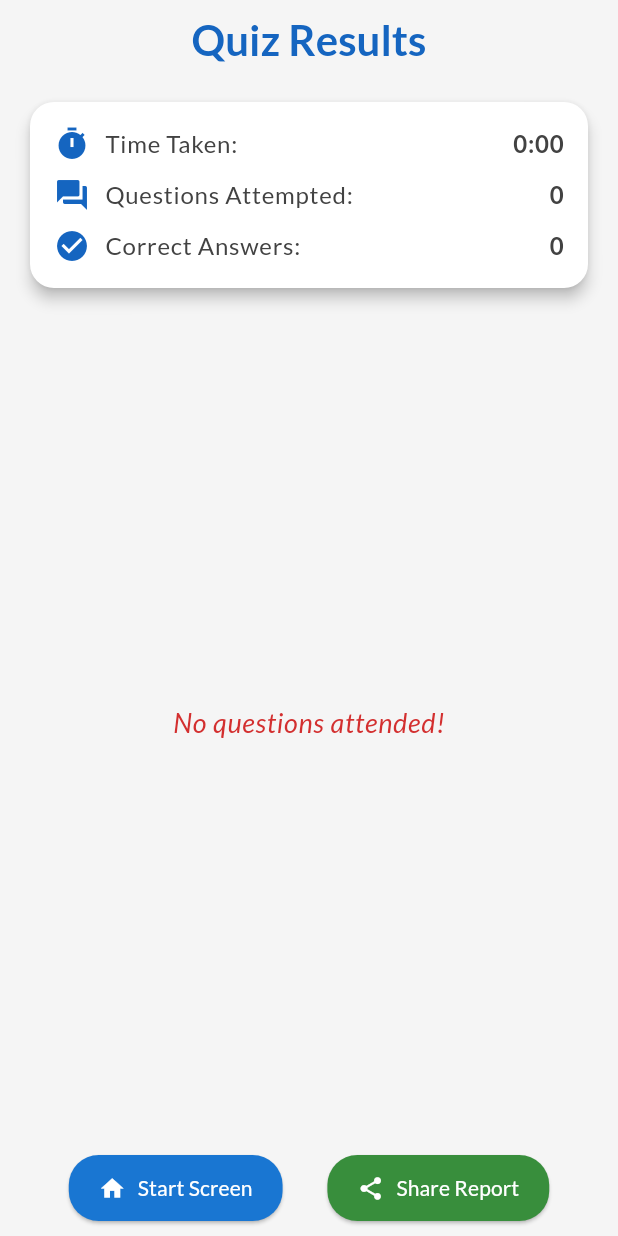
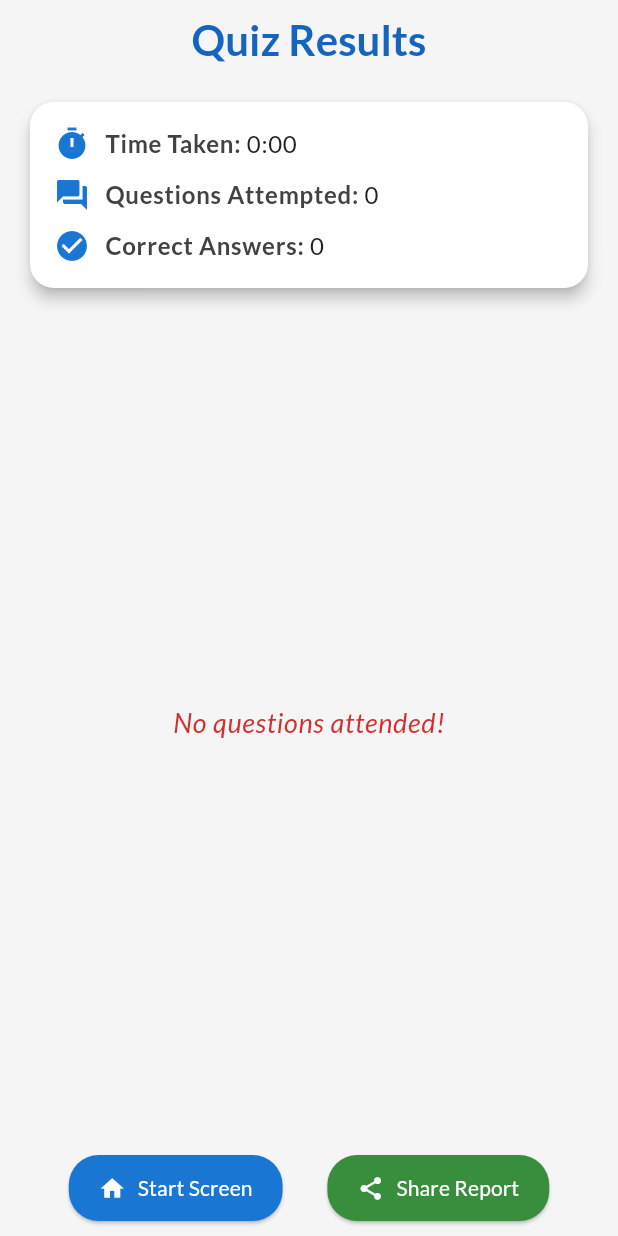
Before and after one commit to nzcv/QuickMath_Kids, a Flutter app: the ResultScreen screen opened directly with empty values, on a phone screen of 412 x 824 dp. Run offline on Flutter 3.47's test engine with Material 3 defaults, Android fonts, the phone set to English and light mode, and no system bars; our stand-ins replace confetti, flutter_riverpod, flutter_tts, google_fonts, pdf, share_plus.

Commit message:
some refactoring

```diff
--- a/lib/main.dart
+++ b/lib/main.dart
@@ -103,7 +103,7 @@ class _MyAppState extends State<MyApp> {
                         _selectedRange,
                       )
                     : ResultScreen(answeredQuestions, answeredCorrectly,
-                        totalTimeInSeconds, switchToStartScreen, _isDarkMode);
+                        totalTimeInSeconds, switchToStartScreen);
           },
         ),
       ),
--- a/lib/screens/result_screen/result_row.dart
+++ b/lib/screens/result_screen/result_row.dart
@@ -5,38 +5,32 @@ class ResultRowWidget extends StatelessWidget {
   final String label;
   final String value;
   final ThemeData theme;
-  final bool isDarkMode;
 
   const ResultRowWidget({
     required this.icon,
     required this.label,
     required this.value,
     required this.theme,
-    required this.isDarkMode,
-    super.key,
-  });
+    Key? key,
+  }) : super(key: key);
 
   @override
   Widget build(BuildContext context) {
     return Row(
       children: [
-        Icon(
-          icon,
-          color: isDarkMode ? Colors.blue[200] : Colors.blue[800],
-        ),
+        Icon(icon, color: Colors.blue[700]), // Darker blue for icons
         const SizedBox(width: 10),
         Text(
-          label,
+          '$label ',
           style: theme.textTheme.bodyLarge?.copyWith(
-            color: isDarkMode ? Colors.grey[200] : Colors.grey[800],
+            color: Colors.grey[800], // Dark gray for labels
+            fontWeight: FontWeight.w600,
           ),
         ),
-        const Spacer(),
         Text(
           value,
           style: theme.textTheme.bodyLarge?.copyWith(
-            color: isDarkMode ? Colors.grey[200] : Colors.grey[800],
-            fontWeight: FontWeight.bold,
+            color: Colors.grey[900], // Nearly black for values
           ),
         ),
       ],
--- a/lib/screens/result_screen/result_screen.dart
+++ b/lib/screens/result_screen/result_screen.dart
@@ -1,5 +1,5 @@
 import 'package:flutter/material.dart';
-import 'package:QuickMath_Kids/screens/result_screen/result_row.dart';
+import 'package:QuickMath_Kids/screens/result_screen/result_row.dart'; // Import the new file
 import 'package:QuickMath_Kids/screens/result_screen/pdf_sharing.dart';
 import 'package:share_plus/share_plus.dart';
 
@@ -8,10 +8,9 @@ class ResultScreen extends StatefulWidget {
   final List<bool> answeredCorrectly;
   final int totalTime;
   final Function switchToStartScreen;
-  final bool isDarkMode;
 
   const ResultScreen(this.answeredQuestions, this.answeredCorrectly,
-      this.totalTime, this.switchToStartScreen, this.isDarkMode,
+      this.totalTime, this.switchToStartScreen,
       {super.key});
 
   @override
@@ -62,7 +61,7 @@ class _ResultScreenState extends State<ResultScreen>
         ScaffoldMessenger.of(context).showSnackBar(
           SnackBar(
             content: Text('Error sharing PDF: ${e.toString()}'),
-            backgroundColor: Colors.red.shade700,
+            backgroundColor: Colors.red.shade700, // Darker red for better contrast
           ),
         );
       }
@@ -72,8 +71,6 @@ class _ResultScreenState extends State<ResultScreen>
   @override
   Widget build(BuildContext context) {
     final theme = Theme.of(context);
-    final isDarkMode = theme.brightness == Brightness.dark;
-
     int minutes = widget.totalTime ~/ 60;
     int seconds = widget.totalTime % 60;
 
@@ -81,7 +78,7 @@ class _ResultScreenState extends State<ResultScreen>
         widget.answeredCorrectly.where((correct) => correct).length;
 
     return Scaffold(
-      backgroundColor: isDarkMode ? Colors.grey[900] : Colors.grey[100],
+      backgroundColor: Colors.grey[100],
       body: SafeArea(
         child: Padding(
           padding: const EdgeInsets.symmetric(horizontal: 16.0, vertical: 8.0),
@@ -93,7 +90,7 @@ class _ResultScreenState extends State<ResultScreen>
                 child: Text(
                   'Quiz Results',
                   style: theme.textTheme.headlineMedium?.copyWith(
-                    color: isDarkMode ? Colors.blue[200] : Colors.blue[800],
+                    color: Colors.blue[800], // Darker blue for better contrast
                     fontWeight: FontWeight.bold,
                   ),
                 ),
@@ -103,7 +100,7 @@ class _ResultScreenState extends State<ResultScreen>
                 opacity: _fadeAnimation,
                 child: Card(
                   elevation: 4,
-                  color: isDarkMode ? Colors.grey[800] : Colors.white,
+                  color: Colors.white,
                   shape: RoundedRectangleBorder(
                     borderRadius: BorderRadius.circular(16),
                   ),
@@ -117,7 +114,6 @@ class _ResultScreenState extends State<ResultScreen>
                           label: 'Time Taken:',
                           value: '$minutes:${seconds.toString().padLeft(2, '0')}',
                           theme: theme,
-                          isDarkMode: isDarkMode,
                         ),
                         const SizedBox(height: 10),
                         ResultRowWidget(
@@ -125,7 +121,6 @@ class _ResultScreenState extends State<ResultScreen>
                           label: 'Questions Attempted:',
                           value: '${widget.answeredQuestions.length}',
                           theme: theme,
-                          isDarkMode: isDarkMode,
                         ),
                         const SizedBox(height: 10),
                         ResultRowWidget(
@@ -133,7 +128,6 @@ class _ResultScreenState extends State<ResultScreen>
                           label: 'Correct Answers:',
                           value: '$correctAnswers',
                           theme: theme,
-                          isDarkMode: isDarkMode,
                         ),
                       ],
                     ),
@@ -149,7 +143,7 @@ class _ResultScreenState extends State<ResultScreen>
                           child: Text(
                             'No questions attended!',
                             style: theme.textTheme.bodyLarge?.copyWith(
-                              color: isDarkMode ? Colors.red[300] : Colors.red[700],
+                              color: Colors.red[700], // Darker red for better contrast
                               fontSize: 18,
                               fontStyle: FontStyle.italic,
                             ),
@@ -167,13 +161,13 @@ class _ResultScreenState extends State<ResultScreen>
                                   ? Icons.check_circle
                                   : Icons.cancel,
                               color: widget.answeredCorrectly[index]
-                                  ? (isDarkMode ? Colors.green[300] : Colors.green[700])
-                                  : (isDarkMode ? Colors.red[300] : Colors.red[700]),
+                                  ? Colors.green[700] // Darker green
+                                  : Colors.red[700], // Darker red
                             ),
                             title: Text(
                               widget.answeredQuestions[index],
                               style: theme.textTheme.bodyLarge?.copyWith(
-                                color: isDarkMode ? Colors.grey[200] : Colors.grey[800],
+                                color: Colors.grey[800], // Dark gray for text
                               ),
                             ),
                           );
@@ -188,8 +182,8 @@ class _ResultScreenState extends State<ResultScreen>
                     icon: const Icon(Icons.home, color: Colors.white),
                     onPressed: () => widget.switchToStartScreen(),
                     style: ElevatedButton.styleFrom(
-                      backgroundColor: isDarkMode ? Colors.blue[800] : Colors.blue[700],
-                      foregroundColor: Colors.white,
+                      backgroundColor: Colors.blue[700], // Darker blue
+                      foregroundColor: Colors.white, // White text
                       padding: const EdgeInsets.symmetric(
                           vertical: 12, horizontal: 20),
                       shape: RoundedRectangleBorder(
@@ -202,8 +196,8 @@ class _ResultScreenState extends State<ResultScreen>
                     icon: const Icon(Icons.share, color: Colors.white),
                     onPressed: _sharePDFReport,
                     style: ElevatedButton.styleFrom(
-                      backgroundColor: isDarkMode ? Colors.green[800] : Colors.green[700],
-                      foregroundColor: Colors.white,
+                      backgroundColor: Colors.green[700], // Darker green
+                      foregroundColor: Colors.white, // White text
                       padding: const EdgeInsets.symmetric(
                           vertical: 12, horizontal: 20),
                       shape: RoundedRectangleBorder(
```
